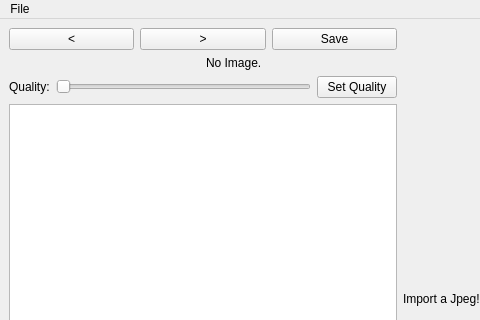
Old version of the form mainwindow.ui in the repository lewyche/Jpeg-Quantization-Table-Editor-Qt; both pictures show x 0 to 480 and y 0 to 320 of the 800 by 600 pixel window.
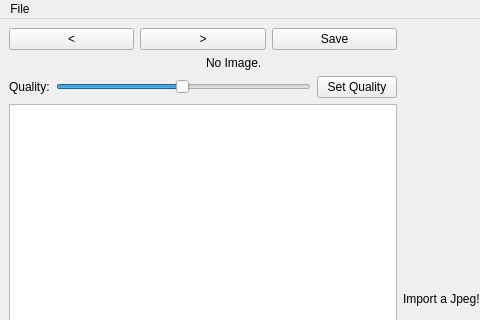
New version of the form.

The edit to the form file:
```diff
--- a/mainwindow.ui
+++ b/mainwindow.ui
@@ -76,6 +76,15 @@
           </item>
           <item>
            <widget class="QSlider" name="qualitySlider">
+            <property name="minimum">
+             <number>1</number>
+            </property>
+            <property name="maximum">
+             <number>100</number>
+            </property>
+            <property name="value">
+             <number>50</number>
+            </property>
             <property name="orientation">
              <enum>Qt::Orientation::Horizontal</enum>
             </property>
```
Left out of the diff: 2 changed lines with no effect on the pictures.
